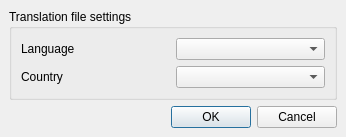
Before: the Qt Designer form tools/linguist/linguist/translationsettings.ui in arnt/qt-history2, drawn with Qt 5.
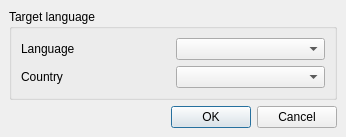
After: the same form once the commit is applied.

Commit message:
p4i integration Integrate 230616 from 4.2 to main: Fixes:    Make the translation file settings dialogs caption and labels more consistent.
[git-p4: depot-paths = "//depot/qt/main/": change = 230617]

What changed in the file:
```diff
--- a/tools/linguist/linguist/translationsettings.ui
+++ b/tools/linguist/linguist/translationsettings.ui
@@ -22,7 +22,7 @@
    <item>
     <widget class="QGroupBox" name="groupBox" >
      <property name="title" >
-      <string>Translation file settings</string>
+      <string>Target language</string>
      </property>
      <layout class="QGridLayout" >
       <property name="margin" >
```
Left out of the diff: 2 changed lines with no effect on the pictures.
